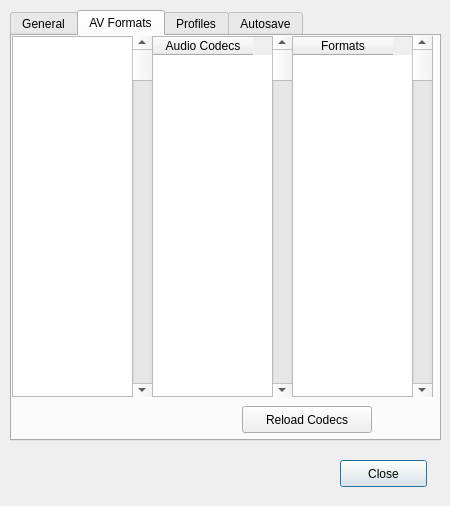
OpenShot/openshot-qt, file src/windows/ui/preferences.ui: the form before one commit.
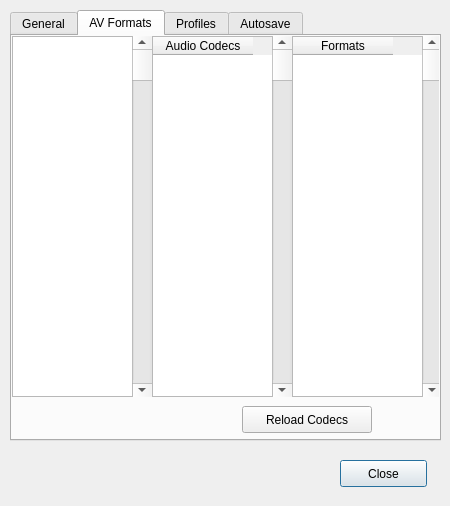
The form after the commit. The open tabs and pages were chosen to show the change. Icons and pictures are not drawn.

Commit message: Added a new tab in Credits Screen (about Kickstarter Backers) and few modifications on two others dialogs.

```diff
--- a/src/windows/ui/preferences.ui
+++ b/src/windows/ui/preferences.ui
@@ -396,7 +396,7 @@
       <rect>
        <x>280</x>
        <y>0</y>
-       <width>141</width>
+       <width>146</width>
        <height>361</height>
       </rect>
      </property>
@@ -431,7 +431,7 @@
     <widget class="QScrollBar" name="verticalScrollBar_3">
      <property name="geometry">
       <rect>
-       <x>400</x>
+       <x>410</x>
        <y>0</y>
        <width>20</width>
        <height>361</height>
```
The commit also changes 2 other files.
